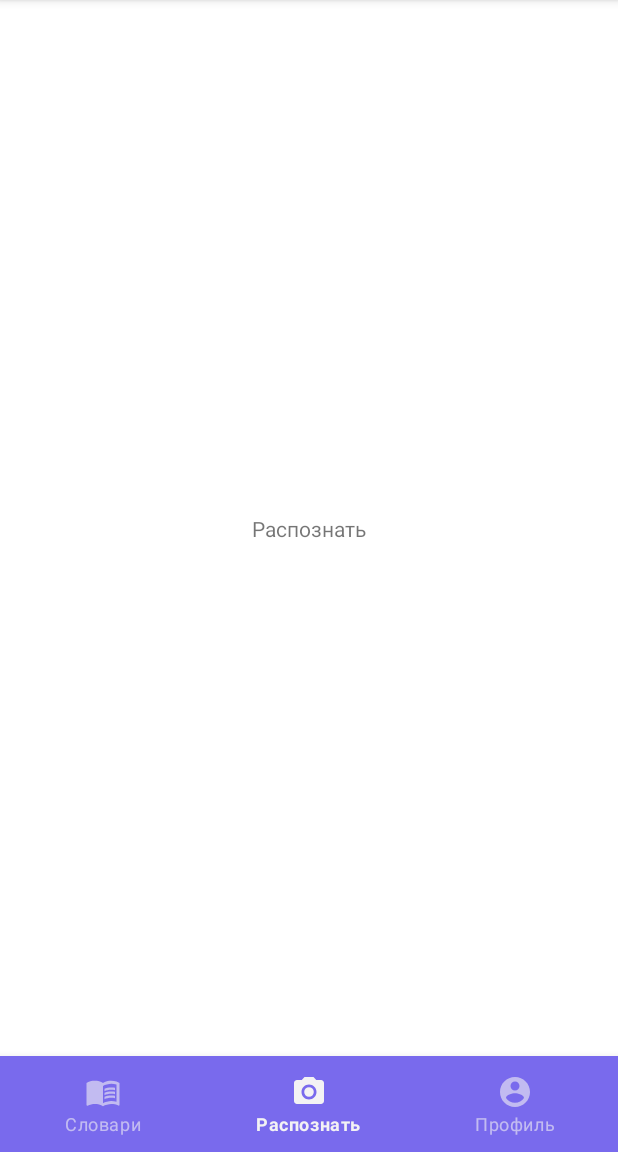
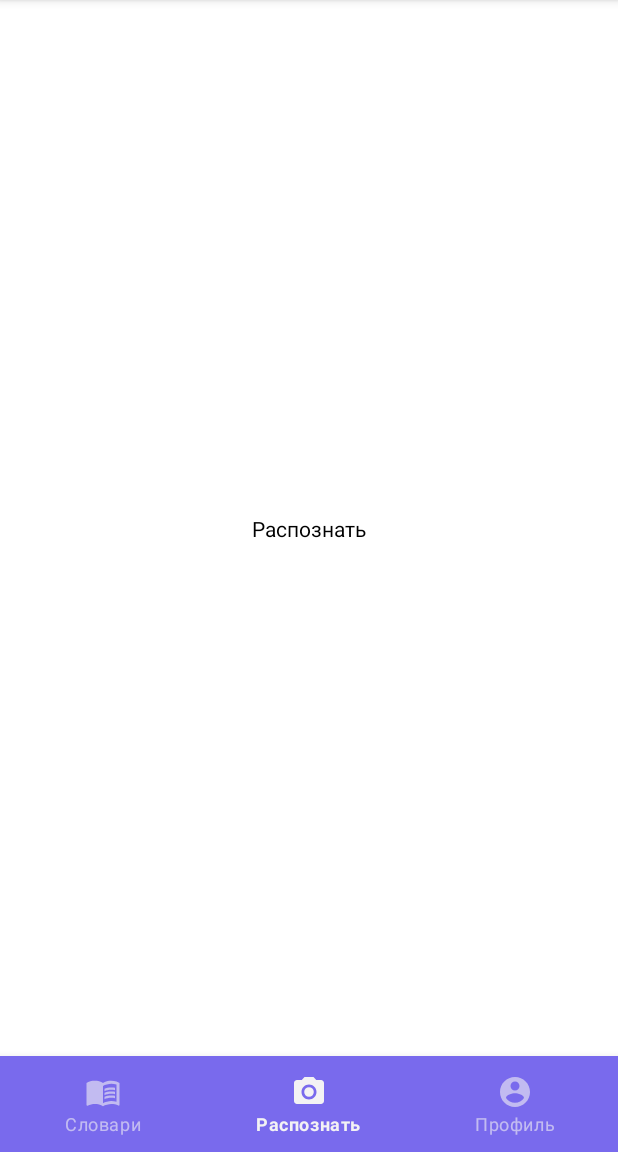
Before and after one commit to MariaMsu/Kotelok, an Android app: the screen it shows after launch (MainActivity), item 2 of the bottom bar chosen, on a phone screen of 412 x 824 dp, the part 84-1236 px from its top. Run offline under Robolectric (Android 15) with nearby library versions, the phone set to English and light mode, and no system bars; our stand-ins replace Room's generated code.

Commit message:
Изменил цвета в теме приложения
Установил colorSecondary, а также установил черный цвет для текста

```diff
--- a/app/src/main/res/values/themes.xml
+++ b/app/src/main/res/values/themes.xml
@@ -6,9 +6,10 @@
         <item name="colorPrimaryVariant">@color/dark_purple_main</item>
         <item name="colorOnPrimary">@color/light_gray_background_main</item>
         <!-- Secondary brand color. -->
-        <item name="colorSecondary">@color/teal_200</item>
+        <item name="colorSecondary">@color/turquoise_main</item>
         <item name="colorSecondaryVariant">@color/teal_700</item>
         <item name="colorOnSecondary">@color/black</item>
+        <item name="android:textColor">@color/black</item>
         <!-- Status bar color. -->
         <item name="android:statusBarColor" tools:targetApi="l">?attr/colorPrimaryVariant</item>
         <!-- Customize your theme here. -->
```
